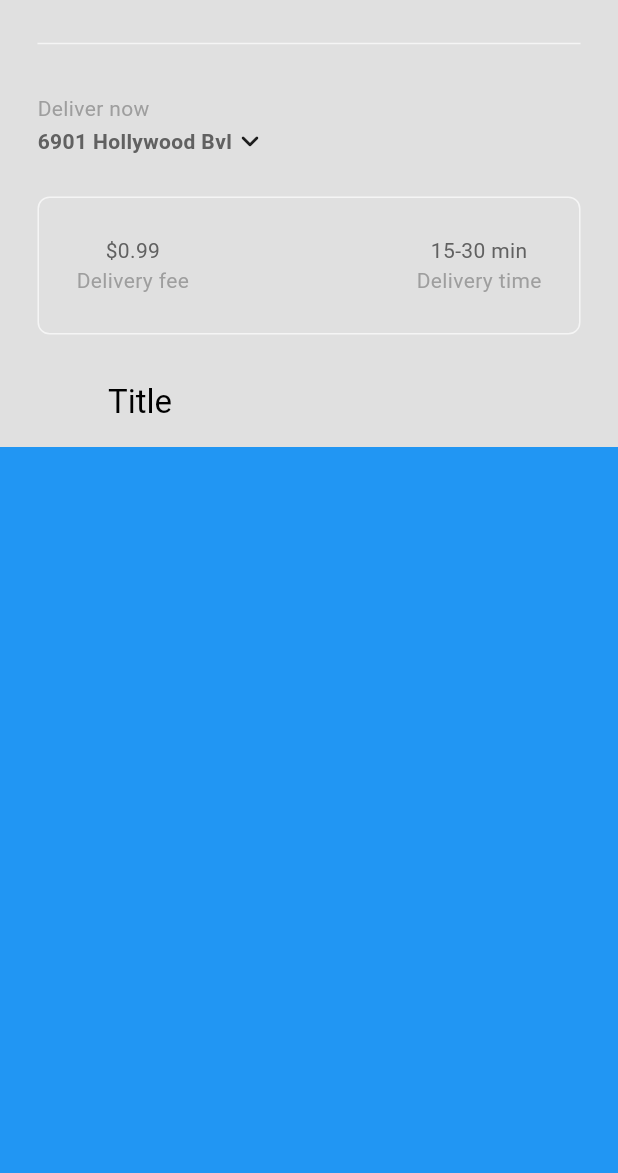
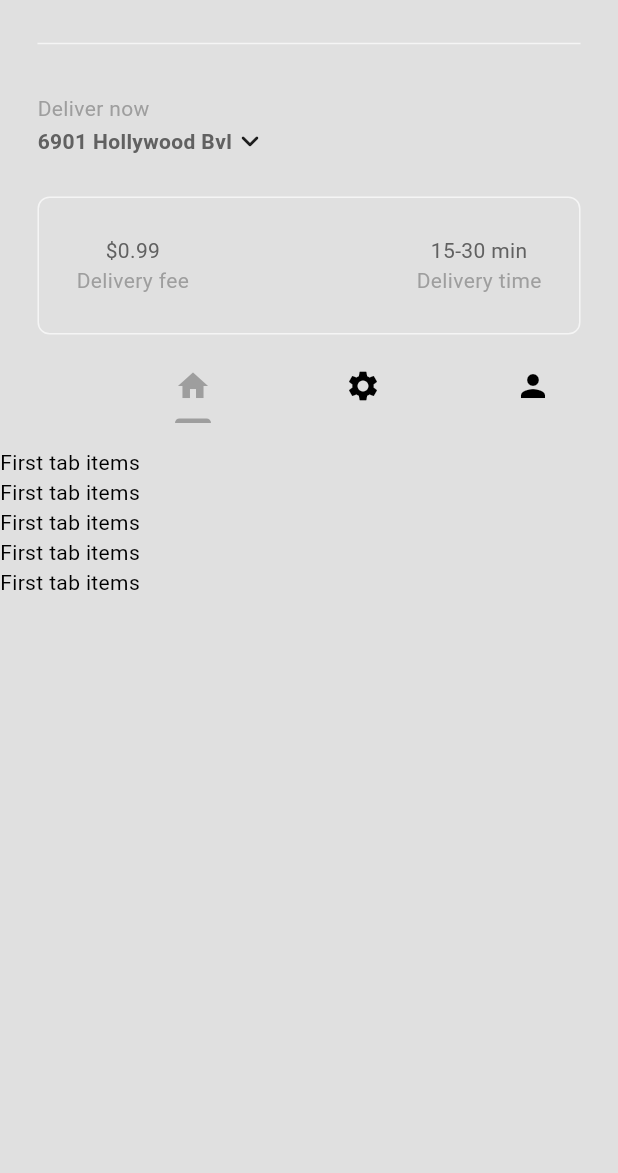
Before and after one commit to Vladimir182/Food_Delovery_app, a Flutter app: the HomePage screen opened directly, on a phone screen of 412 x 824 dp, the part 63-1236 px from its top. Run offline on Flutter 3.47's test engine with Material 3 defaults, Android fonts, the phone set to English and light mode, and no system bars.

Commit message:
add Tab bar

```diff
--- a/lib/components/my_sliver_app_bar.dart
+++ b/lib/components/my_sliver_app_bar.dart
@@ -9,6 +9,7 @@
   @override
   Widget build(BuildContext context) {
     return SliverAppBar(
+      // elevation: 0,
       expandedHeight: 340,
       collapsedHeight: 120,
       floating: false,
--- /dev/null
+++ b/lib/components/my_tab_bar.dart
@@ -0,0 +1,27 @@
+import 'package:flutter/material.dart';
+
+class MyTabBar extends StatelessWidget {
+  final TabController tabController;
+
+  const MyTabBar({super.key, required this.tabController});
+
+  @override
+  Widget build(BuildContext context) {
+    return SizedBox(
+      child: TabBar(
+        dividerHeight: 0,
+        controller: tabController,
+        tabs: [
+          // 1st tab
+          Tab(icon: Icon(Icons.home)),
+
+          //2nd tab
+          Tab(icon: Icon(Icons.settings)),
+
+          //3nd tab
+          Tab(icon: Icon(Icons.person)),
+        ],
+      ),
+    );
+  }
+}
--- a/lib/page/home_page.dart
+++ b/lib/page/home_page.dart
@@ -3,6 +3,7 @@
 import 'package:full_food_delivery/components/my_description_box.dart';
 import 'package:full_food_delivery/components/my_drawer.dart';
 import 'package:full_food_delivery/components/my_sliver_app_bar.dart';
+import 'package:full_food_delivery/components/my_tab_bar.dart';
 
 class HomePage extends StatefulWidget {
   const HomePage({super.key});
@@ -11,7 +12,23 @@
   State<HomePage> createState() => _HomePageState();
 }
 
-class _HomePageState extends State<HomePage> {
+class _HomePageState extends State<HomePage>
+    with SingleTickerProviderStateMixin {
+  // tab controller
+  late TabController _tabController;
+
+  @override
+  void initState() {
+    super.initState();
+    _tabController = TabController(length: 3, vsync: this);
+  }
+
+  @override
+  void dispose() {
+    _tabController.dispose();
+    super.dispose();
+  }
+
   @override
   Widget build(BuildContext context) {
     return Scaffold(
@@ -20,7 +37,7 @@
       body: NestedScrollView(
         headerSliverBuilder: (context, innerBoxIsScrolled) => [
           MySliverAppBar(
-            title: Text('Title'),
+            title: MyTabBar(tabController: _tabController),
             child: Column(
               mainAxisAlignment: MainAxisAlignment.end,
               children: [
@@ -37,7 +54,23 @@
             ),
           ),
         ],
-        body: Container(color: Colors.blue),
+        body: TabBarView(
+          controller: _tabController,
+          children: [
+            ListView.builder(
+              itemCount: 5,
+              itemBuilder: (context, index) => Text('First tab items'),
+            ),
+            ListView.builder(
+              itemCount: 5,
+              itemBuilder: (context, index) => Text('Second tab items'),
+            ),
+            ListView.builder(
+              itemCount: 5,
+              itemBuilder: (context, index) => Text('third tab items'),
+            ),
+          ],
+        ),
       ),
     );
   }
```
